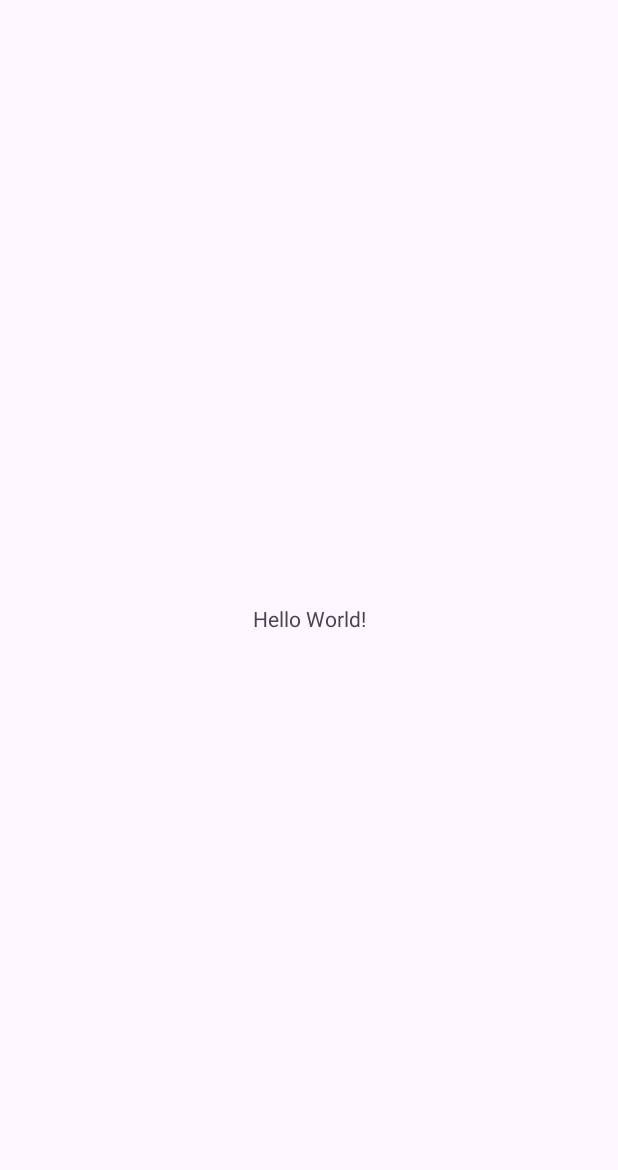
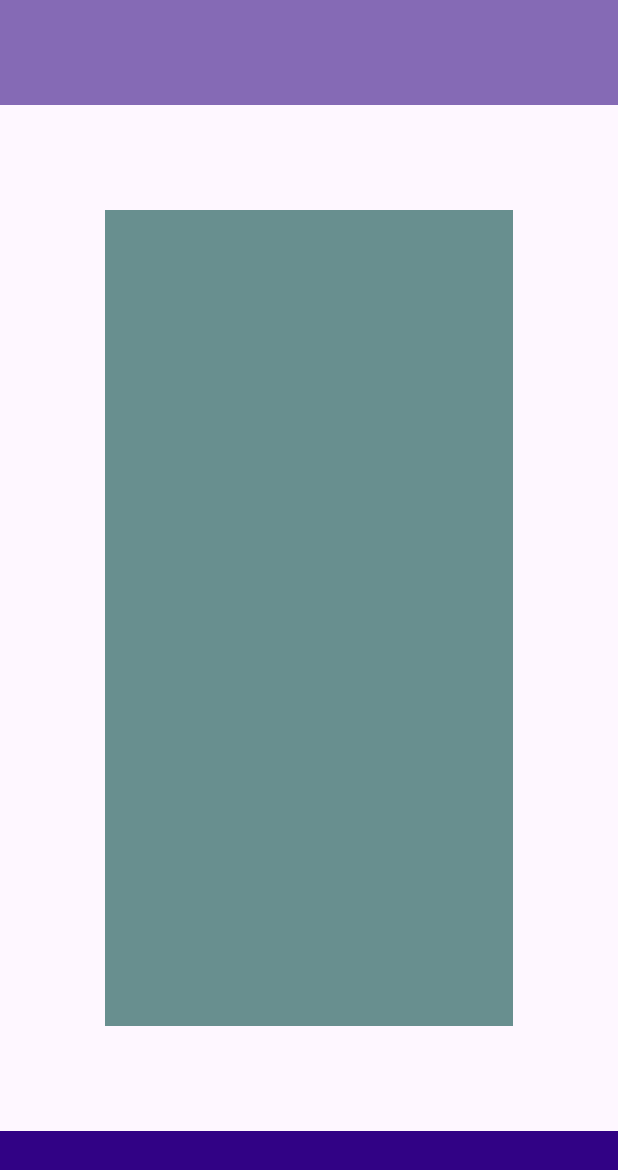
Before and after one commit to DushkinaEL/Application, an Android app: the screen it shows after launch (MainActivity), on a phone screen of 412 x 824 dp. Before the commit the part shown is almost empty. Shown: the top 1170 px of the screen. Run offline under Robolectric (Android 15) with nearby library versions, the phone set to English and light mode, and no system bars.

Commit message:
added top, bottom and button menu*

```diff
--- a/app/src/main/res/layout/activity_main.xml
+++ b/app/src/main/res/layout/activity_main.xml
@@ -4,15 +4,31 @@
     xmlns:tools="http://schemas.android.com/tools"
     android:layout_width="match_parent"
     android:layout_height="match_parent"
-    tools:context=".MainActivity">
+    tools:context=".MainActivity" >
 
-    <TextView
-        android:layout_width="wrap_content"
-        android:layout_height="wrap_content"
-        android:text="Hello World!"
-        app:layout_constraintBottom_toBottomOf="parent"
+    <LinearLayout
+        android:layout_margin="70dp"
+        android:layout_width="0dp"
+        android:layout_height="0dp"
+        android:background="#99054C45"
+        android:orientation="vertical"
+        app:layout_constraintBottom_toTopOf="@+id/frameLayout2"
         app:layout_constraintEnd_toEndOf="parent"
         app:layout_constraintStart_toStartOf="parent"
-        app:layout_constraintTop_toTopOf="parent" />
+        app:layout_constraintTop_toBottomOf="@+id/frameLayout" />
+
+    <FrameLayout
+        android:id="@+id/frameLayout2"
+        android:layout_width="match_parent"
+        android:layout_height="70dp"
+        android:background="#310285"
+        app:layout_constraintBottom_toBottomOf="parent"/>
+
+    <FrameLayout
+        android:id="@+id/frameLayout"
+        android:layout_width="match_parent"
+        android:layout_height="70dp"
+        android:background="#856AB5"
+        app:layout_constraintTop_toTopOf="parent"/>
 
 </androidx.constraintlayout.widget.ConstraintLayout>
```
